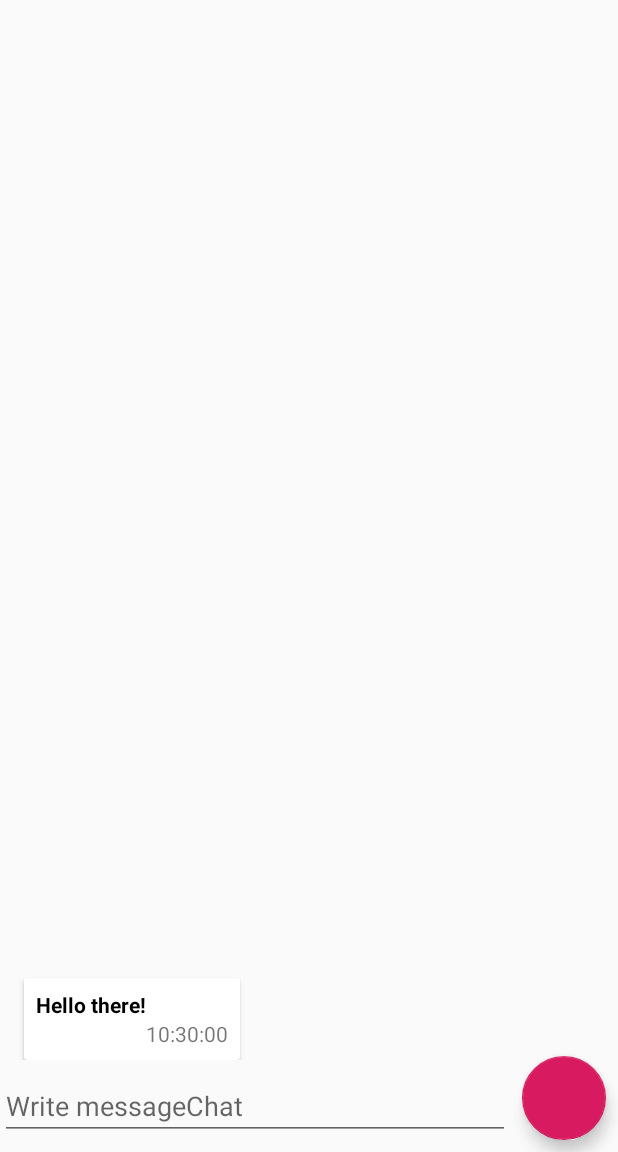
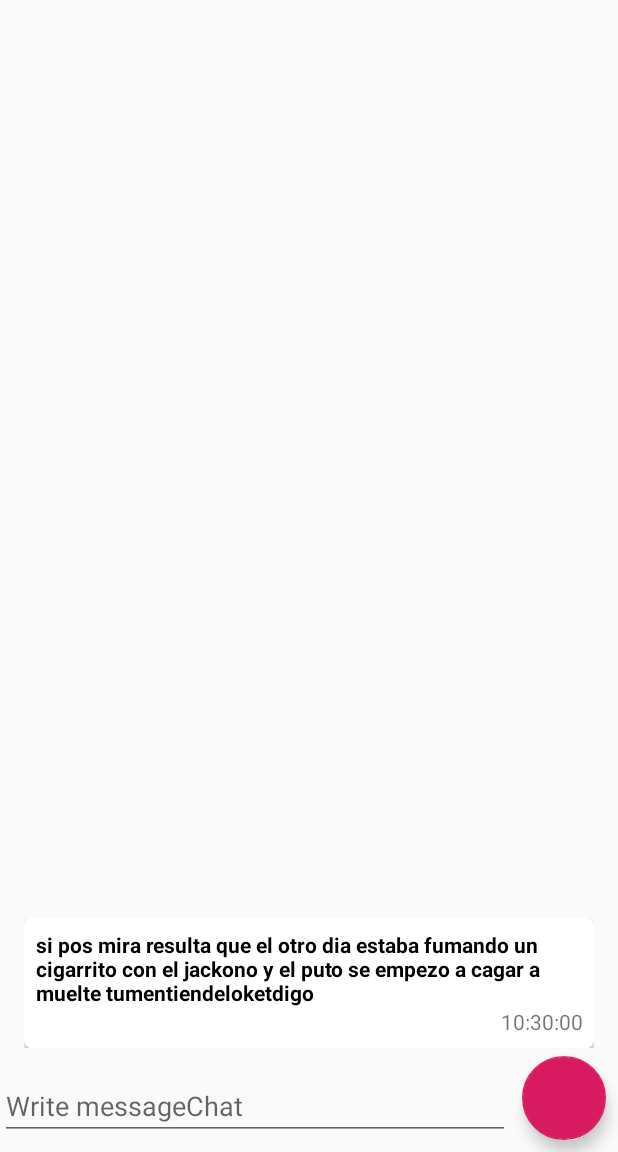
Before and after one commit to Rickpedrosa/botchatdemo, an Android app: the screen it shows after launch (MainActivity), on a phone screen of 412 x 824 dp, the part 84-1236 px from its top. Run offline under Robolectric (Android 15) with nearby library versions, the phone set to English and light mode, and no system bars; our stand-ins replace Room's generated code, data binding, navigation-ui; 1 statement that could not run was skipped.

Commit message:
layout chat item arreglao

```diff
--- a/app/src/main/java/com/example/ricardopedrosarecupandroid/data/RepositoryImpl.java
+++ b/app/src/main/java/com/example/ricardopedrosarecupandroid/data/RepositoryImpl.java
@@ -30,11 +30,6 @@ public class RepositoryImpl implements Repository {
     public LiveData<MessageChat> getGreetingMessage() {
         return messagesDao.getGreetingMessage();
     }
-
-//    @Override
-//    public LiveData<List<MessageChat>> getRandomBotMessages() {
-//        return messagesDao.getRandomBotMessages();
-//    }
 
     @Override
     public void insertMessage(MessageChat messageChat) {
--- a/app/src/main/java/com/example/ricardopedrosarecupandroid/data/local/daos/MessagesDao.java
+++ b/app/src/main/java/com/example/ricardopedrosarecupandroid/data/local/daos/MessagesDao.java
@@ -26,11 +26,6 @@ public interface MessagesDao {
     @Query("SELECT * FROM message ORDER BY RANDOM()")
     LiveData<MessageChat> getRandomBotMessageOmegaLUL();
 
-//    @Query("SELECT id, value, botOrUser, isFav, date_hour FROM message " +
-//            "WHERE botOrUser = 0 AND id NOT IN " +
-//            "(SELECT * FROM message WHERE id = 1) ORDER BY RAND()")
-//    LiveData<List<MessageChat>> getRandomBotMessages();
-
     @Insert(onConflict = OnConflictStrategy.REPLACE)
     void insertMessage(MessageChat messageChat);
 
--- a/app/src/main/java/com/example/ricardopedrosarecupandroid/ui/fragment_main/MainFragment.java
+++ b/app/src/main/java/com/example/ricardopedrosarecupandroid/ui/fragment_main/MainFragment.java
@@ -13,7 +13,6 @@ import androidx.annotation.NonNull;
 import androidx.annotation.Nullable;
 import androidx.databinding.DataBindingUtil;
 import androidx.fragment.app.Fragment;
-import androidx.lifecycle.Observer;
 import androidx.lifecycle.ViewModelProviders;
 import androidx.navigation.NavController;
 import androidx.navigation.fragment.NavHostFragment;
@@ -46,7 +45,9 @@ public class MainFragment extends Fragment {
 
     @Nullable
     @Override
-    public View onCreateView(@NonNull LayoutInflater inflater, @Nullable ViewGroup container, @Nullable Bundle savedInstanceState) {
+    public View onCreateView(@NonNull LayoutInflater inflater,
+                             @Nullable ViewGroup container,
+                             @Nullable Bundle savedInstanceState) {
         b = DataBindingUtil.inflate(inflater, R.layout.fragment_main, container, false);
         return b.getRoot();
     }
@@ -61,7 +62,7 @@ public class MainFragment extends Fragment {
         if (savedInstanceState == null) {
             viewModel.addMessageToLiveChat(new LiveChat(
                     0,
-                    "Hello there!",
+                    "si pos mira resulta que el otro dia estaba fumando un cigarrito con el jackono y el puto se empezo a cagar a muelte tumentiendeloketdigo",
                     0,
                     false,
                     MyTimeUtils.getCurrentTime()
@@ -121,10 +122,8 @@ public class MainFragment extends Fragment {
                         return true;
                     }
 
-                    // Cuando se detecta un gesto swipe to dismiss.
                     @Override
                     public void onSwiped(@NonNull RecyclerView.ViewHolder viewHolder, int direction) {
-                        // mAdapter.removeItem(viewHolder.getAdapterPosition());
                         viewModel.deleteMessageLiveChat(listAdapter.getItem(viewHolder.getAdapterPosition()));
                         viewModel.triggerDelete();
                     }
--- /dev/null
+++ b/app/src/main/res/drawable/ic_star_fav_24dp.xml
@@ -0,0 +1,5 @@
+<vector android:height="24dp" android:tint="#FFE82D"
+    android:viewportHeight="24.0" android:viewportWidth="24.0"
+    android:width="24dp" xmlns:android="http://schemas.android.com/apk/res/android">
+    <path android:fillColor="#FF000000" android:pathData="M12,17.27L18.18,21l-1.64,-7.03L22,9.24l-7.19,-0.61L12,2 9.19,8.63 2,9.24l5.46,4.73L5.82,21z"/>
+</vector>
--- a/app/src/main/res/layout/chat_item_bot.xml
+++ b/app/src/main/res/layout/chat_item_bot.xml
@@ -9,16 +9,16 @@
 
     <androidx.constraintlayout.widget.ConstraintLayout
         android:layout_width="match_parent"
-        android:layout_height="wrap_content">
+        android:layout_height="wrap_content"
+        android:layout_margin="8dp">
 
         <androidx.cardview.widget.CardView
             android:id="@+id/cardLayoutChatBot"
             android:layout_width="wrap_content"
             android:layout_height="wrap_content"
-            android:layout_margin="8dp"
-            android:layout_marginTop="8dp"
             android:padding="8dp"
             app:cardBackgroundColor="#FFFFFF"
+            app:cardCornerRadius="5dp"
             app:layout_constraintStart_toStartOf="parent"
             app:layout_constraintTop_toTopOf="parent"
             card_view:cardCornerRadius="5dp"
@@ -38,9 +38,8 @@
                     android:layout_height="wrap_content"
                     android:textColor="#000000"
                     android:textStyle="bold"
-                    app:layout_constraintTop_toTopOf="parent"
-                    app:layout_constraintEnd_toStartOf="@id/lbl_chat_date"
-                    card_view:layout_constraintStart_toStartOf="parent" />
+                    app:layout_constraintStart_toStartOf="parent"
+                    app:layout_constraintTop_toTopOf="parent" />
 
                 <TextView
                     android:id="@+id/lbl_chat_date"
@@ -55,14 +54,16 @@
                     android:layout_width="wrap_content"
                     android:layout_height="wrap_content"
                     app:layout_constraintBottom_toBottomOf="parent"
-                    app:layout_constraintEnd_toEndOf="parent" />
+                    app:layout_constraintEnd_toEndOf="parent"
+                    app:layout_constraintStart_toEndOf="@id/lbl_chat_date" />
 
                 <ImageView
                     android:id="@+id/img_fav_left"
                     android:layout_width="wrap_content"
                     android:layout_height="wrap_content"
                     app:layout_constraintBottom_toBottomOf="parent"
-                    app:layout_constraintEnd_toStartOf="@id/lbl_chat_date" />
+                    app:layout_constraintEnd_toStartOf="@id/lbl_chat_date"
+                    app:layout_constraintTop_toBottomOf="@id/lbl_chat_content" />
 
             </androidx.constraintlayout.widget.ConstraintLayout>
 
```
Also changed, not shown: app/src/main/java/com/example/ricardopedrosarecupandroid/ui/fragment_main/MainFragmentViewAdapter.java (+51 -0 lines), app/src/main/res/layout/chat_item_user.xml (+10 -8 lines).
